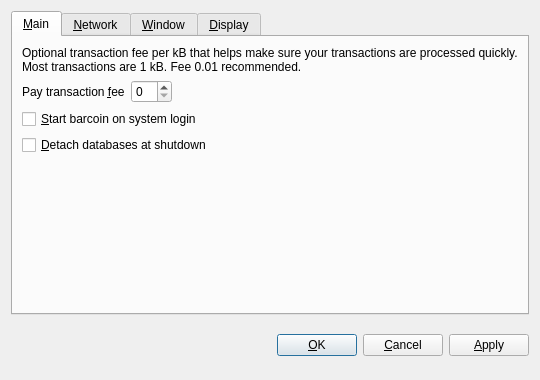
First picture: the form in src/qt/forms/optionsdialog.ui, repository Zeon385/PROgressID, before the edit.
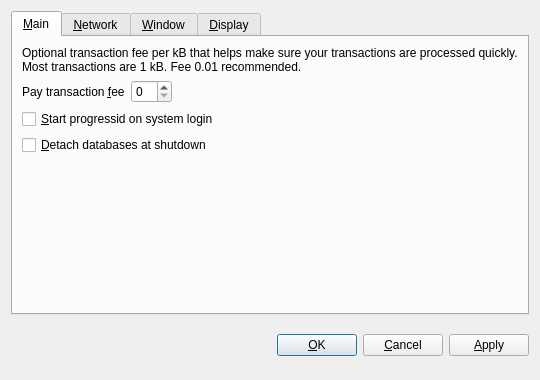
Second picture: the form after the edit. The open tabs and pages were chosen to show the change. Custom widgets are drawn as their Qt base class.

Patch:
```diff
--- a/src/qt/forms/optionsdialog.ui
+++ b/src/qt/forms/optionsdialog.ui
@@ -82,7 +82,7 @@
           <string>Automatically start barcoin after logging in to the system.</string>
          </property>
          <property name="text">
-          <string>&amp;Start barcoin on system login</string>
+          <string>&amp;Start progressid on system login</string>
          </property>
         </widget>
        </item>
```
Left out of the diff: 10 changed lines with no effect on the pictures.
